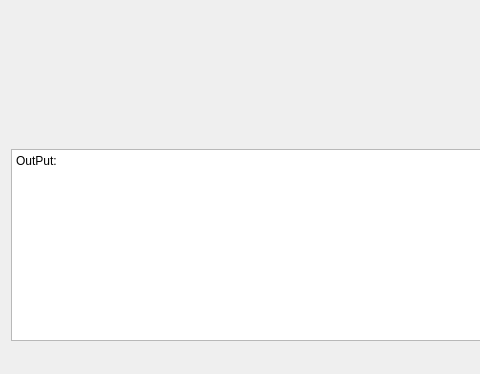
The window that ToulouseCompiler/ToulouseCompiler/ToulouseCompiler.ui (ajvs0003/ToulouseCompiler) describes before a commit, drawn with Qt 5; both pictures show x 0 to 480 and y 517 to 891 of the 1113 by 891 pixel window.
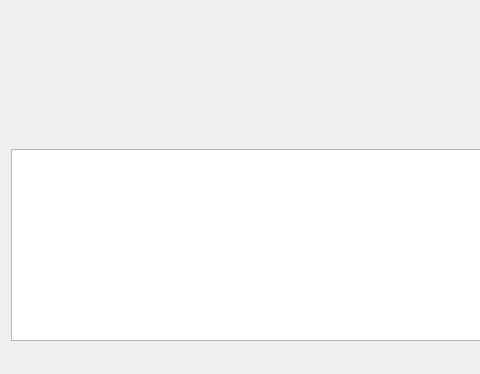
The same window after the commit.

What changed in the file:
```diff
--- a/ToulouseCompiler/ToulouseCompiler/ToulouseCompiler.ui
+++ b/ToulouseCompiler/ToulouseCompiler/ToulouseCompiler.ui
@@ -164,7 +164,7 @@
          </sizepolicy>
         </property>
         <property name="plainText">
-         <string>OutPut:</string>
+         <string/>
         </property>
        </widget>
       </item>
```
